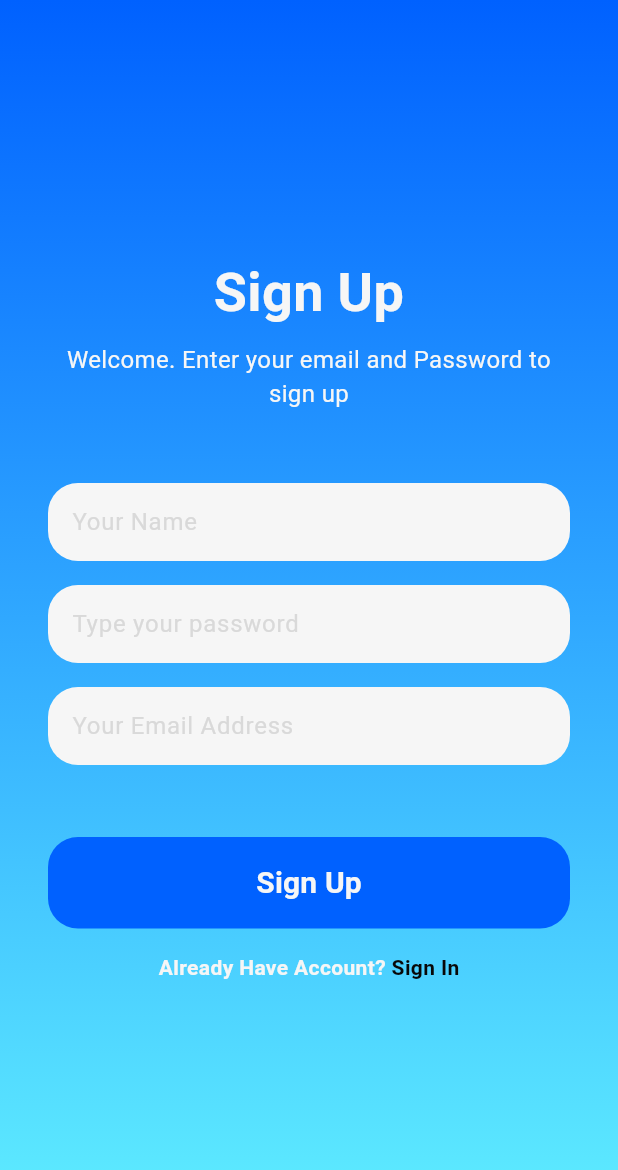
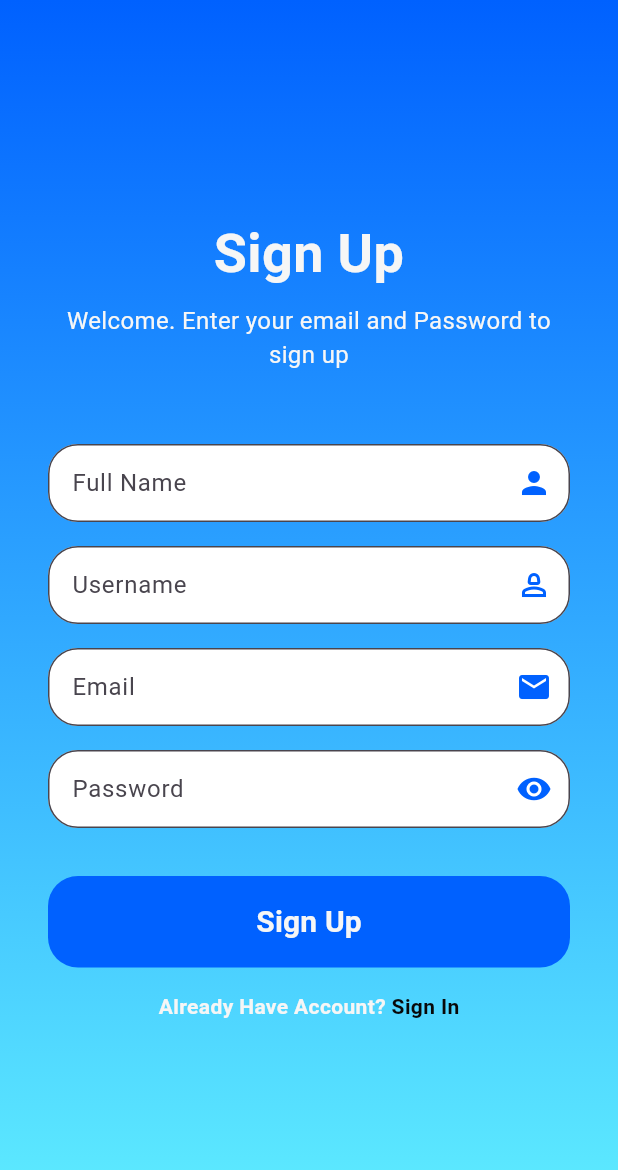
Before and after one commit to DesrielKiki/sunco_physics, a Flutter app: the RegisterScreen screen opened directly, on a phone screen of 412 x 824 dp. Shown: the top 1170 px of the screen. Run offline on Flutter 3.47's test engine with Material 3 defaults, Android fonts, the phone set to English and light mode, and no system bars.

```diff
--- /dev/null
+++ b/lib/presentation/component/auth_textfield.dart
@@ -0,0 +1,67 @@
+import 'package:flutter/material.dart';
+import 'package:sunco_physics/presentation/theme/color_config.dart';
+
+class AuthTextField extends StatefulWidget {
+  final String label;
+  final String hintText;
+  final IconData icon;
+  final bool obscureText;
+
+  const AuthTextField({
+    super.key,
+    required this.label,
+    required this.hintText,
+    required this.icon,
+    this.obscureText = false,
+  });
+
+  @override
+  State<AuthTextField> createState() => _AuthTextFieldState();
+}
+
+class _AuthTextFieldState extends State<AuthTextField> {
+  late bool obscureText;
+
+  @override
+  void initState() {
+    super.initState();
+    obscureText = widget.obscureText;
+  }
+
+  @override
+  Widget build(BuildContext context) {
+    return TextField(
+      obscureText: obscureText,
+      decoration: InputDecoration(
+        contentPadding: const EdgeInsets.symmetric(
+          vertical: 14,
+          horizontal: 12,
+        ),
+        hintText: widget.hintText,
+        labelText: widget.label,
+        suffixIcon: widget.obscureText
+            ? IconButton(
+                icon: Icon(
+                  obscureText ? Icons.visibility : Icons.visibility_off,
+                  color: ColorConfig.primaryColor,
+                ),
+                onPressed: () {
+                  setState(() {
+                    obscureText = !obscureText;
+                  });
+                },
+              )
+            : Icon(
+                widget.icon,
+                color: ColorConfig.primaryColor,
+              ),
+        hintStyle: const TextStyle(color: ColorConfig.grey),
+        filled: true,
+        fillColor: Colors.white,
+        border: OutlineInputBorder(
+          borderRadius: BorderRadius.circular(20),
+        ),
+      ),
+    );
+  }
+}
--- a/lib/presentation/screen/auth/register/register_screen.dart
+++ b/lib/presentation/screen/auth/register/register_screen.dart
@@ -1,4 +1,5 @@
 import 'package:flutter/material.dart';
+import 'package:sunco_physics/presentation/component/auth_textfield.dart';
 import 'package:sunco_physics/presentation/screen/auth/login/login_screen.dart';
 import 'package:sunco_physics/presentation/theme/color_config.dart';
 
@@ -18,6 +19,7 @@ class _RegisterScreenState extends State<RegisterScreen> {
         child: Center(
           child: Padding(
             padding: const EdgeInsets.all(32.0),
+            child: SingleChildScrollView(
               child: Column(
                 mainAxisAlignment: MainAxisAlignment.center,
                 crossAxisAlignment: CrossAxisAlignment.center,
@@ -41,58 +43,31 @@ class _RegisterScreenState extends State<RegisterScreen> {
                     textAlign: TextAlign.center,
                   ),
                   const SizedBox(height: 48),
-                TextField(
-                  decoration: InputDecoration(
-                    contentPadding: const EdgeInsets.symmetric(
-                      vertical: 14,
-                      horizontal: 12,
-                    ),
-                    hintText: "Your Name",
-                    hintStyle: const TextStyle(color: ColorConfig.grey),
-                    filled: true,
-                    fillColor: ColorConfig.solidWhite,
-                    border: OutlineInputBorder(
-                      borderRadius: BorderRadius.circular(20),
-                      borderSide: BorderSide.none,
-                    ),
-                  ),
+                  const AuthTextField(
+                    label: "Full Name",
+                    hintText: "Your Full Name",
+                    icon: Icons.person,
                   ),
                   const SizedBox(height: 16),
-                TextField(
-                  decoration: InputDecoration(
-                    contentPadding: const EdgeInsets.symmetric(
-                      vertical: 14,
-                      horizontal: 12,
-                    ),
-                    hintText: "Type your password",
-                    hintStyle: const TextStyle(color: ColorConfig.grey),
-                    filled: true,
-                    fillColor: ColorConfig.solidWhite,
-                    border: OutlineInputBorder(
-                      borderRadius: BorderRadius.circular(20),
-                      borderSide: BorderSide.none,
-                    ),
-                  ),
+                  const AuthTextField(
+                    label: "Username",
+                    hintText: "Your username",
+                    icon: Icons.person_2_outlined,
                   ),
                   const SizedBox(height: 16),
-                TextField(
-                  decoration: InputDecoration(
-                    contentPadding: const EdgeInsets.symmetric(
-                      vertical: 14,
-                      horizontal: 12,
-                    ),
-                    hintText: "Your Email Address",
-                    hintStyle: const TextStyle(color: ColorConfig.grey),
-                    filled: true,
-                    fillColor: ColorConfig.solidWhite,
-                    border: OutlineInputBorder(
-                      borderRadius: BorderRadius.circular(20),
-                      borderSide: BorderSide.none,
-                    ),
-                  ),
+                  const AuthTextField(
+                    label: "Email",
+                    hintText: "user@example.com",
+                    icon: Icons.email,
                   ),
                   const SizedBox(
                     height: 16,
+                  ),
+                  const AuthTextField(
+                    label: "Password",
+                    hintText: "Your Password",
+                    icon: Icons.visibility,
+                    obscureText: true,
                   ),
                   const SizedBox(
                     height: 32,
@@ -157,6 +132,7 @@ class _RegisterScreenState extends State<RegisterScreen> {
             ),
           ),
         ),
+      ),
     );
   }
 }
```
Also changed, not shown: lib/presentation/navigation/home_navigation.dart (+20 -2 lines), lib/presentation/screen/auth/login/login_screen.dart (+14 -34 lines). Lines whose indentation alone changed are shown as unchanged.
